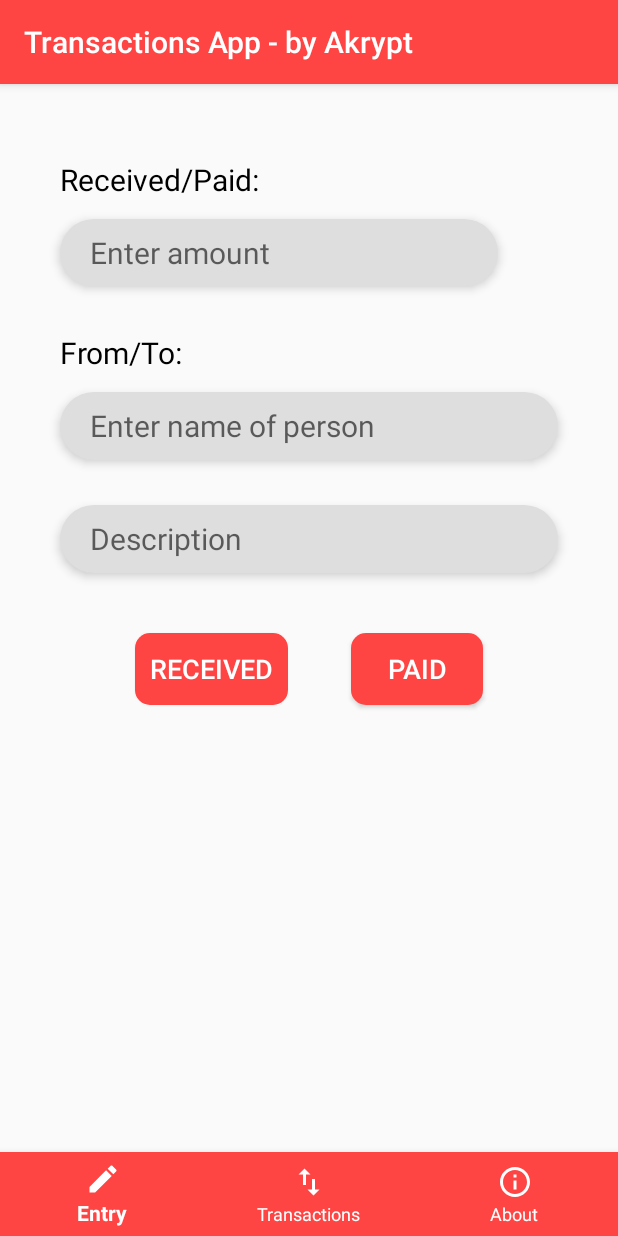
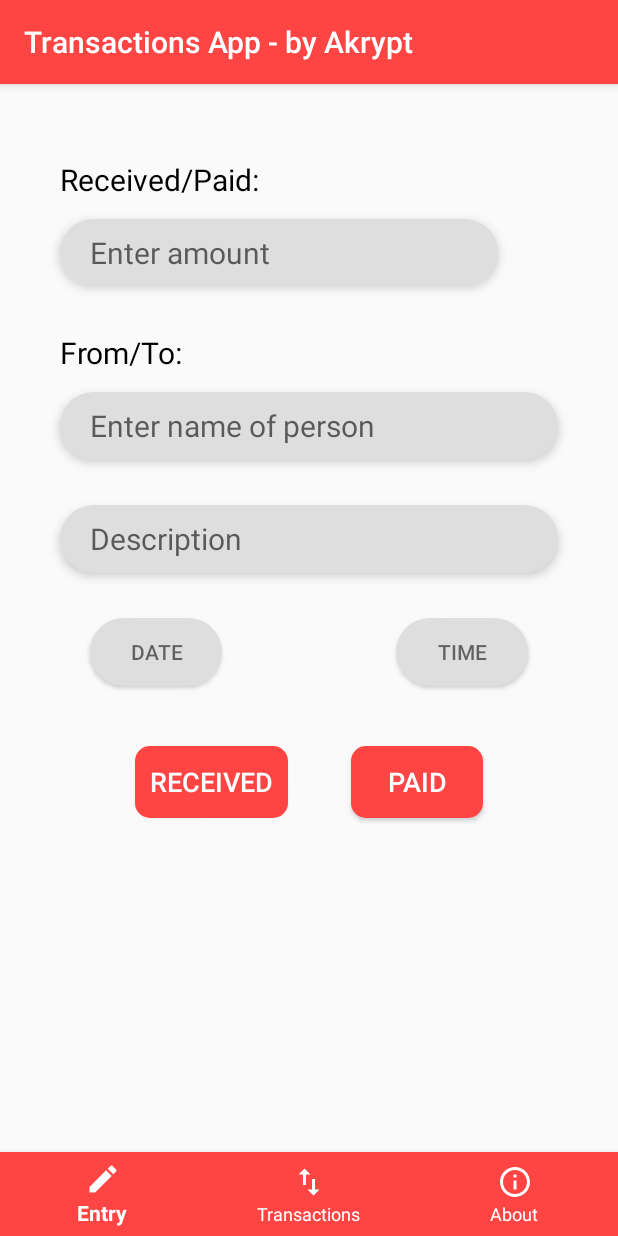
Before and after one commit to AkRypt/TransactionsApp, an Android app: the screen it shows after launch (MainActivity), on a phone screen of 412 x 824 dp. Run offline under Robolectric (Android 15) with nearby library versions, the phone set to English and light mode, and no system bars; our stand-ins replace Firebase (no records; nobody signed in at launch, a user with empty details on screens opened directly); libraries missing offline, so code that uses them is left out: com.firebase.ui; 1 statement that could not run was skipped.

Commit message:
Updated app to take Date and Time

```diff
--- a/app/src/main/java/com/example/transactionsapp/Entry.java
+++ b/app/src/main/java/com/example/transactionsapp/Entry.java
@@ -1,5 +1,7 @@
 package com.example.transactionsapp;
 
+import android.app.DatePickerDialog;
+import android.app.TimePickerDialog;
 import android.content.Context;
 import android.os.Bundle;
 import android.support.annotation.NonNull;
@@ -13,8 +15,10 @@ import android.view.ViewGroup;
 import android.view.WindowManager;
 import android.view.inputmethod.InputMethodManager;
 import android.widget.Button;
+import android.widget.DatePicker;
 import android.widget.EditText;
 import android.widget.RelativeLayout;
+import android.widget.TimePicker;
 import android.widget.Toast;
 
 import com.google.firebase.auth.FirebaseAuth;
@@ -22,16 +26,24 @@ import com.google.firebase.auth.FirebaseUser;
 import com.google.firebase.database.DatabaseReference;
 import com.google.firebase.database.FirebaseDatabase;
 
+import java.util.Calendar;
+
 public class Entry extends Fragment {
 
     private EditText amountEditText, person, description;
-    private Button received, paid;
+    private Button received, paid, dateView, timeView;
 
-    private String amount, personName, mode, desc;
+
+
+    private String amount, personName, mode, desc, format, date, time;
 
     private FirebaseAuth mAuth;
     private FirebaseAuth.AuthStateListener mAuthStateListener;
     DatabaseReference dbRef = FirebaseDatabase.getInstance().getReference().child("users");
+
+    Calendar calendar = Calendar.getInstance();
+    private int hour = calendar.get(Calendar.HOUR_OF_DAY);
+    private int minute = calendar.get(Calendar.MINUTE);
 
     String user;
 
@@ -44,14 +56,50 @@ public class Entry extends Fragment {
         amountEditText = rootView.findViewById(R.id.amount);
         person = rootView.findViewById(R.id.person);
         description = rootView.findViewById(R.id.description);
+        dateView = rootView.findViewById(R.id.date);
+        timeView = rootView.findViewById(R.id.time);
         received = rootView.findViewById(R.id.received);
         paid = rootView.findViewById(R.id.paid);
 
+        final int year = calendar.get(Calendar.YEAR);
+        final int month = calendar.get(Calendar.MONTH);
+        final int day = calendar.get(Calendar.DAY_OF_MONTH);
+
         mAuth = FirebaseAuth.getInstance();
-
         user = mAuth.getUid();
         dbRef = dbRef.child(user);
 
+        dateView.setOnClickListener(new View.OnClickListener() {
+            @Override
+            public void onClick(View view) {
+                DatePickerDialog datePickerDialog = new DatePickerDialog(
+                        getContext(), new DatePickerDialog.OnDateSetListener() {
+                    @Override
+                    public void onDateSet(DatePicker datePicker, int year, int month, int day) {
+                        month = month + 1;
+                        String datex = day+"/"+month+"/"+year;
+                        dateView.setText(datex);
+                    }
+                }, year, month, day);
+                datePickerDialog.show();
+            }
+        });
+
+        timeView.setOnClickListener(new View.OnClickListener() {
+            @Override
+            public void onClick(View view) {
+                TimePickerDialog timePickerDialog = new TimePickerDialog(
+                        getContext(), new TimePickerDialog.OnTimeSetListener() {
+                    @Override
+                    public void onTimeSet(TimePicker timePicker, int hour_i, int minute_i) {
+                        selectedTimeFormat(hour_i);
+                        String timex = hour+":"+minute_i+" "+format;
+                        timeView.setText(timex);
+                    }
+                }, hour, minute, true);
+                timePickerDialog.show();
+            }
+        });
 
         received.setOnClickListener(new View.OnClickListener() {
             @Override
@@ -62,9 +110,11 @@ public class Entry extends Fragment {
                     personName = person.getText().toString().trim();
                     mode = received.getText() + " from:";
                     desc = description.getText().toString().trim();
+                    date = dateView.getText().toString();
+                    time = timeView.getText().toString();
 
                     //Pushing to database
-                    SingleTransaction singleTransaction = new SingleTransaction(amount, mode, personName, desc);
+                    SingleTransaction singleTransaction = new SingleTransaction(amount, mode, personName, desc, date, time);
                     dbRef.push().setValue(singleTransaction);
 
                     amountEditText.setText("");
@@ -87,9 +137,11 @@ public class Entry extends Fragment {
                     personName = person.getText().toString().trim();
                     mode = paid.getText()+" to:";
                     desc = description.getText().toString().trim();
+                    date = dateView.getText().toString();
+                    time = timeView.getText().toString();
 
                     //Pushing to database
-                    SingleTransaction singleTransaction = new SingleTransaction(amount, mode, personName, desc);
+                    SingleTransaction singleTransaction = new SingleTransaction(amount, mode, personName, desc, date, time);
                     dbRef.push().setValue(singleTransaction);
 
                     amountEditText.setText("");
@@ -104,4 +156,19 @@ public class Entry extends Fragment {
 
         return rootView;
     }
+
+    public void selectedTimeFormat(int hourx) {
+        hour = hourx;
+        if (hourx == 0) {
+            hour = hour + 12;
+            format = "AM";
+        } else if (hourx == 12) {
+            format = "PM";
+        } else if (hourx > 12) {
+            hour = hour - 12;
+            format = "PM";
+        } else {
+            format = "AM";
+        }
+    }
 }
--- a/app/src/main/java/com/example/transactionsapp/Transactions.java
+++ b/app/src/main/java/com/example/transactionsapp/Transactions.java
@@ -69,12 +69,14 @@ public class Transactions extends Fragment {
                     String amt = ds.child("amount").getValue().toString();
                     String name = ds.child("personName").getValue().toString();
                     String desc = ds.child("desc").getValue().toString();
+                    String date = ds.child("date").getValue().toString();
+                    String time = ds.child("time").getValue().toString();
                     if (mode.matches("(.*)Received(.*)")) {
                         amt = "+" + amt;
                     } else {
                         amt = "-" + amt;
                     }
-                    singleTransaction.add(0, new SingleTransaction(amt, mode, name, desc));
+                    singleTransaction.add(0, new SingleTransaction(amt, mode, name, desc, date, time));
                     transAdapter.notifyDataSetChanged();
                 }
                 loading.setVisibility(View.GONE);
--- a/app/src/main/res/layout/entry_fragment.xml
+++ b/app/src/main/res/layout/entry_fragment.xml
@@ -73,21 +73,39 @@
         android:elevation="4dp"
         android:inputType="textCapSentences"/>
 
-    <!--<DatePicker-->
-        <!--android:id="@+id/date"-->
-        <!--android:layout_width="wrap_content"-->
-        <!--android:layout_height="80dp"-->
-        <!--style="@android:style/Widget.DatePicker"-->
-        <!--android:layout_below="@id/person"-->
-        <!--android:layout_marginTop="30dp"-->
-        <!--android:layout_centerHorizontal="true"/>-->
+    <Button
+        android:id="@+id/date"
+        android:layout_width="wrap_content"
+        android:layout_height="45dp"
+        android:layout_below="@id/description"
+        android:layout_marginStart="60dp"
+        android:layout_marginTop="30dp"
+        android:layout_alignParentStart="true"
+        android:paddingHorizontal="20dp"
+        android:background="@drawable/left_background"
+        android:text="Date"
+        android:textColor="@color/common_google_signin_btn_text_light_default"
+        android:elevation="4dp" />
 
+    <Button
+        android:id="@+id/time"
+        android:layout_width="wrap_content"
+        android:layout_height="45dp"
+        android:layout_below="@id/description"
+        android:layout_marginEnd="60dp"
+        android:layout_marginTop="30dp"
+        android:layout_alignParentEnd="true"
+        android:paddingHorizontal="20dp"
+        android:background="@drawable/left_background"
+        android:text="Time"
+        android:textColor="@color/common_google_signin_btn_text_light_default"
+        android:elevation="4dp" />
 
     <Button
         android:id="@+id/received"
         android:layout_width="wrap_content"
         android:layout_height="wrap_content"
-        android:layout_below="@id/description"
+        android:layout_below="@id/date"
         android:layout_alignParentStart="true"
         android:layout_marginStart="90dp"
         android:layout_marginTop="40dp"
@@ -100,7 +118,7 @@
         android:id="@+id/paid"
         android:layout_width="wrap_content"
         android:layout_height="wrap_content"
-        android:layout_below="@id/description"
+        android:layout_below="@id/date"
         android:layout_alignParentEnd="true"
         android:layout_marginEnd="90dp"
         android:layout_marginTop="40dp"
```
Also changed, not shown: app/src/main/java/com/example/transactionsapp/SingleTransaction.java (+8 -7 lines).
